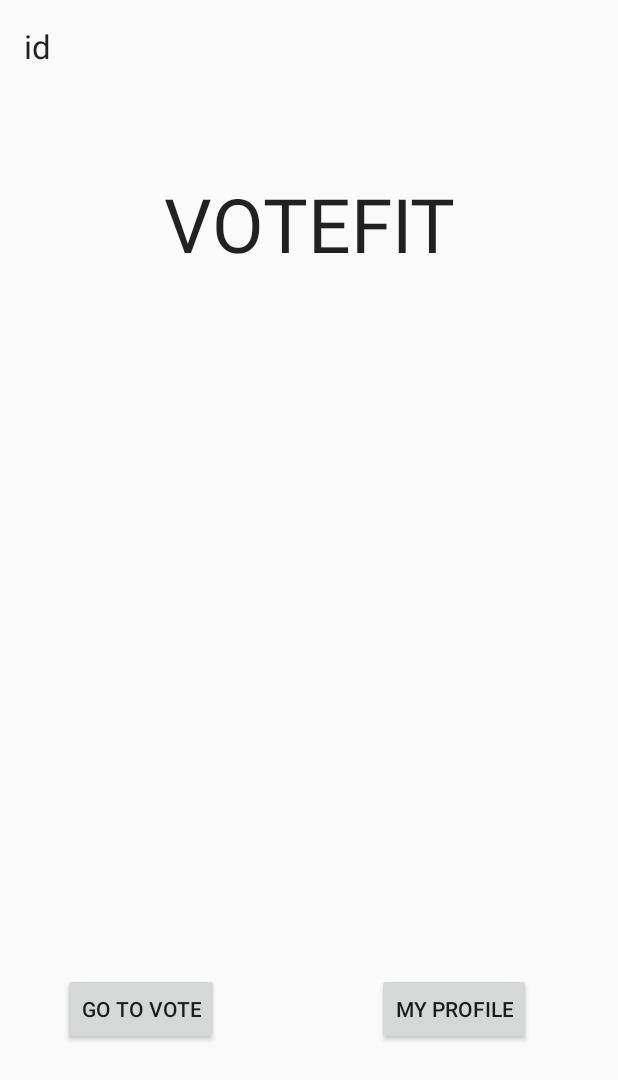
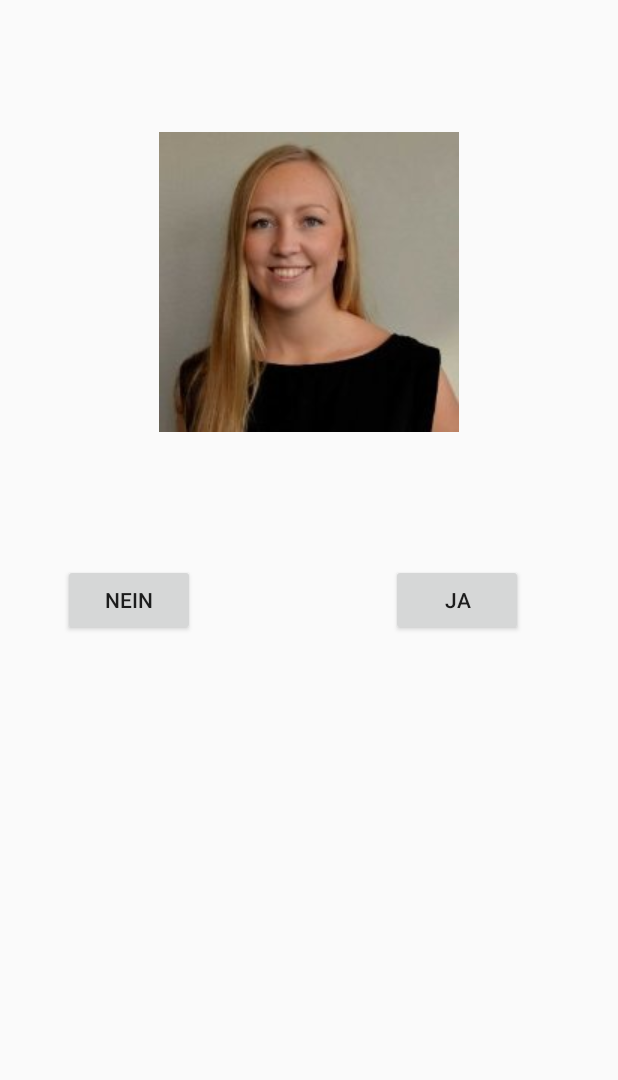
Before and after one commit to schenning/Votefit, an Android app: the screen it shows after launch (MainActivity before the commit, VoteActivity after it), after a tap on "GO TO VOTE", on a phone screen of 412 x 824 dp. Shown: the top 1080 px of the screen. Run offline under Robolectric (Android 15) with nearby library versions, the phone set to English and light mode, and no system bars.

```diff
--- a/app/src/main/java/com/example/schei/votefit/MainActivity.java
+++ b/app/src/main/java/com/example/schei/votefit/MainActivity.java
@@ -1,52 +1,79 @@
 package com.example.schei.votefit;
+import android.content.Intent;
+import android.content.SharedPreferences;
 import android.os.Bundle;
 import android.os. AsyncTask;
 import android.app.Activity;
+import android.preference.PreferenceManager;
 import android.util.Log;
 import android.view.View;
-import android.widget.Button;
-import android.widget.TextView;
-import org.json.JSONArray;
+
 import org.json.JSONObject;
 import org.json.JSONException;
-
 
 
 public class MainActivity extends Activity{
     private static String urlString;
     private String userID = null;
-    private ProcessJSON test;
+    private ProcessJSON jsonProcess;
+
+    SharedPreferences preferences;
 
     @Override
     protected void onCreate(Bundle savedInstanceState) {
         super.onCreate(savedInstanceState);
         setContentView(R.layout.activity_main);
 
+        preferences = PreferenceManager.getDefaultSharedPreferences(this);
+
+        if( preferences.contains("id")) {
+            userID = preferences.getString("id",null);
+            Log.i("containsid",userID);
+        }
+
         if(userID == null) {
-            urlString = "http://5.39.92.119/rms/new.php";
-            //new ProcessJSON().execute(urlString);
-            test = new ProcessJSON();
-            test.execute(urlString);
 
-            userID = test.getId();
-            Log.i("hei.", "hei");
-            //Log.i("id: ", id.toString());
-        }
-        System.out.println("userID er satt til " + userID);
+            fetchUserID();
+            /*SharedPreferences.Editor edit = preferences.edit();
+        edit.putString("id", userID);
+        edit.commit();*/
+            //Log.i("coNOTtter fetch",userID);
 
-        if (userID != null){
-            Log.i("success", "success");
+
+
+
         }
     }
 
-    private void goToVote(){
-        //setContentView(R.layout.activity_vote);
+
+    public void jumpToVote(View view) {
+        Intent intent;
+        intent = new Intent(MainActivity.this, VoteActivity.class);
+        startActivity(intent);
+    }
+
+    private void fetchUserID(){
+        urlString = "http://5.39.92.119/rms/new.php";
+        jsonProcess = new ProcessJSON();
+        jsonProcess.execute(urlString);
+        //System.out.println("userID er satt til " + userID);
+    }
+
+    public void setID ( String id){
+        userID  = id;
+        System.out.println("setIDTest" + userID);
+        SharedPreferences.Editor edit = preferences.edit();
+        edit.putString("id", userID);
+        edit.apply();
+        //Log.i("coNOTtter fetch",userID);
+
     }
 
 
 
     private class ProcessJSON extends AsyncTask<String, Void, String>{
         private String id;
+
         protected String doInBackground(String... strings){
             String stream = null;
             String urlString = strings[0];
@@ -58,11 +85,24 @@ public class MainActivity extends Activity{
             return stream;
         }
 
+        @Override
         protected void onPostExecute(String stream){
-            TextView name = (TextView) findViewById(R.id.name);
-            //tv.setText(stream);
 
-            /*
+            //..........Process JSON DATA................
+            if(stream !=null){
+                try{
+                    // Get the full HTTP Data as JSONObject
+                    JSONObject reader= new JSONObject(stream);
+
+                    id = reader.getString("id");
+                    setID(id);
+
+                }catch(JSONException e){
+                    e.printStackTrace();
+                }
+            }
+            // if statement end
+                        /*
                 Important in JSON DATA
                 -------------------------
                 * Square bracket ([) represents a JSON array
@@ -70,31 +110,6 @@ public class MainActivity extends Activity{
                 * JSON object contains key/value pairs
                 * Each key is a String and value may be different data types
              */
-
-            //..........Process JSON DATA................
-            if(stream !=null){
-                try{
-                    // Get the full HTTP Data as JSONObject
-                    JSONObject reader= new JSONObject(stream);
-
-                    // Get the JSONObject "id".......
-                    // ....................
-                    //String id = reader.getString("id");
-                    id = reader.getString("id");
-
-                    Log.i("id fra server: ", id);
-
-                }catch(JSONException e){
-                    e.printStackTrace();
-                }
-            } // if statement end
-
         } // onPostExecute() end
-
-        public String getId(){
-            System.out.println(id);
-            System.out.println("getID blir kj;rt");
-            return id;
-        }
     } // ProcessJSON class end
 } // Activity end
--- a/app/src/main/java/com/example/schei/votefit/VoteActivity.java
+++ b/app/src/main/java/com/example/schei/votefit/VoteActivity.java
@@ -1,17 +1,29 @@
 package com.example.schei.votefit;
 
+import android.app.Activity;
+import android.content.Intent;
+import android.content.SharedPreferences;
 import android.os.Bundle;
+import android.preference.PreferenceManager;
 import android.util.Log;
 
-/**
- * Created by schei on 12/10/15.
- */
-public class VoteActivity {
 
+public class VoteActivity extends Activity {
+    String userID;
+
+    SharedPreferences preferences;
     @Override
     protected void onCreate(Bundle savedInstanceState) {
-        //super.onCreate(savedInstanceState);
-        //setContentView(R.layout.activity_vote);
+        super.onCreate(savedInstanceState);
+        //Intent intent = getIntent();
+        setContentView(R.layout.activity_vote);
+
+        preferences = PreferenceManager.getDefaultSharedPreferences(this);
+
+            userID = preferences.getString("id",null);
+
+        Log.i("user iden er:", userID);
+
 
     }
 
--- a/app/src/main/res/layout/activity_vote.xml
+++ b/app/src/main/res/layout/activity_vote.xml
@@ -1,18 +1,37 @@
 <?xml version="1.0" encoding="utf-8"?>
-<android.support.design.widget.CoordinatorLayout
-    xmlns:android="http://schemas.android.com/apk/res/android"
-    xmlns:app="http://schemas.android.com/apk/res-auto"
-    xmlns:tools="http://schemas.android.com/tools" android:layout_width="match_parent"
-    android:layout_height="match_parent" android:fitsSystemWindows="true"
-    tools:context=".VoteActivity">
+<RelativeLayout xmlns:android="http://schemas.android.com/apk/res/android"
+    android:layout_width="match_parent" android:layout_height="match_parent">
 
-    <android.support.design.widget.AppBarLayout android:layout_height="wrap_content"
-        android:layout_width="match_parent" android:theme="@style/AppTheme.AppBarOverlay">
+    <ImageView
+        android:layout_width="wrap_content"
+        android:layout_height="wrap_content"
+        android:id="@+id/imageView"
+        android:src = "@drawable/loisa"
+        android:layout_alignParentTop="true"
+        android:layout_centerHorizontal="true"
+        android:layout_marginTop="88dp" />
 
+    <Button
+        android:layout_width="wrap_content"
+        android:layout_height="wrap_content"
+        android:text="Nein"
+        android:id="@+id/button3"
+        android:layout_below="@+id/imageView"
+        android:layout_alignParentLeft="true"
+        android:layout_alignParentStart="true"
+        android:layout_marginLeft="42dp"
+        android:layout_marginStart="42dp"
+        android:layout_marginTop="88dp" />
 
+    <Button
+        android:layout_width="wrap_content"
+        android:layout_height="wrap_content"
+        android:text="Ja"
+        android:id="@+id/button4"
+        android:layout_alignTop="@+id/button3"
+        android:layout_alignParentRight="true"
+        android:layout_alignParentEnd="true"
+        android:layout_marginRight="63dp"
+        android:layout_marginEnd="63dp" />
 
-    </android.support.design.widget.AppBarLayout>
-
-    <include layout="@layout/content_main" />
-
-</android.support.design.widget.CoordinatorLayout>
+</RelativeLayout>
--- a/app/src/main/res/layout/content_main.xml
+++ b/app/src/main/res/layout/content_main.xml
@@ -20,7 +20,7 @@
         android:layout_alignParentBottom="true"
         android:layout_alignParentLeft="true"
         android:layout_alignParentStart="true"
-        android:onClick="goToVote" />
+        android:onClick="jumpToVote" />
 
     <Button
         android:layout_width="wrap_content"
--- a/app/src/main/res/values/strings.xml
+++ b/app/src/main/res/values/strings.xml
@@ -1,4 +1,6 @@
 <resources>
     <string name="app_name">Votefit</string>
     <string name="action_settings">Settings</string>
+    <string name="title_activity_main2">Main2Activity</string>
+    <string name="title_activity_vote">VoteAc</string>
 </resources>
```
Also changed, not shown: app/src/main/AndroidManifest.xml (+14 -1 lines), app/src/main/res/layout/content_vote.xml (+3 -17 lines), app/src/main/res/drawable/loisa.jpg (added).
